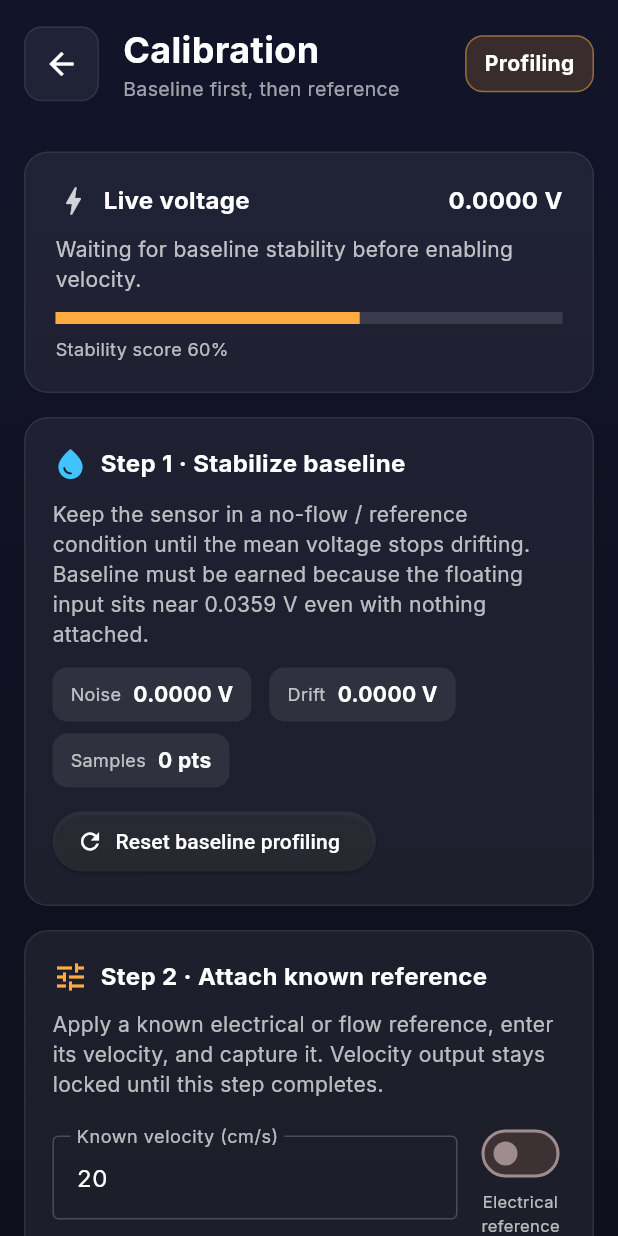
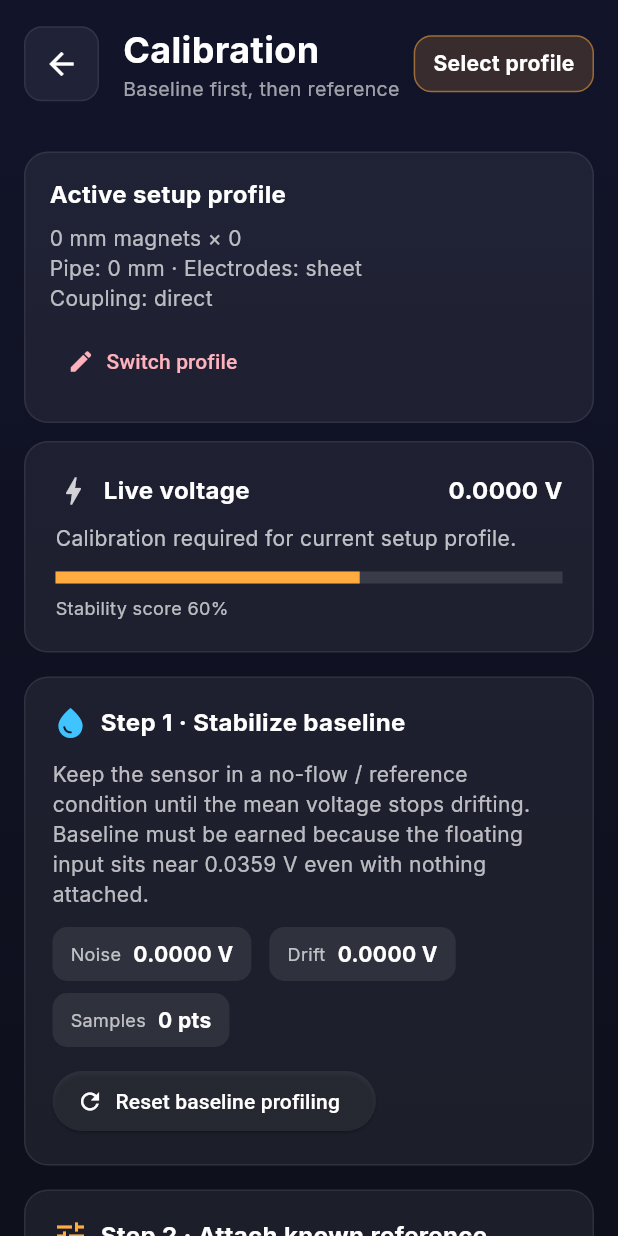
Before and after one commit to AADaoud/flowrate-app, a Flutter app: the CalibrationScreen screen opened directly with empty values, on a phone screen of 412 x 824 dp. Run offline on Flutter 3.47's test engine with Material 3 defaults, Android fonts, the phone set to English and light mode, and no system bars; our stand-ins replace fl_chart, permission_handler, rive; missing offline and left inert: flutter_reactive_ble; accounts and stored records are empty.

Commit message:
Gate calibration per setup profile

```diff
--- /dev/null
+++ b/flowrate_app/lib/models/setup_profile.dart
@@ -0,0 +1,26 @@
+class SetupProfile {
+  SetupProfile({
+    required this.id,
+    required this.magnetCount,
+    required this.magnetSizeMm,
+    required this.pipeDiameterMm,
+    required this.electrodeType,
+    required this.couplingMode,
+    this.notes = '',
+  });
+
+  final String id;
+  final int magnetCount;
+  final double magnetSizeMm;
+  final double pipeDiameterMm;
+  final ElectrodeType electrodeType;
+  final CouplingMode couplingMode;
+  final String notes;
+
+  String get label =>
+      '${magnetSizeMm.toStringAsFixed(0)} mm × $magnetCount · ${pipeDiameterMm.toStringAsFixed(0)} mm pipe';
+}
+
+enum ElectrodeType { sheet, pin }
+
+enum CouplingMode { direct, capacitive }
--- a/flowrate_app/lib/screens/calibration_screen.dart
+++ b/flowrate_app/lib/screens/calibration_screen.dart
@@ -1,7 +1,9 @@
 import 'package:flutter/material.dart';
 
+import '../models/setup_profile.dart';
 import '../services/calibration_service.dart';
 import '../services/flow_controller.dart';
+import 'setup_profile_screen.dart';
 
 class CalibrationScreen extends StatefulWidget {
   const CalibrationScreen({super.key, required this.controller});
@@ -40,6 +42,8 @@ class _CalibrationScreenState extends State<CalibrationScreen> {
     final calibration = widget.controller.calibrationStatus;
     final latest = widget.controller.latest;
     final rawVoltage = latest?.rawVoltage ?? 0;
+    final hasProfile = widget.controller.activeProfile != null;
+    final profile = widget.controller.activeProfile;
 
     return Scaffold(
       body: Container(
@@ -101,11 +105,13 @@ class _CalibrationScreenState extends State<CalibrationScreen> {
                     child: Column(
                       crossAxisAlignment: CrossAxisAlignment.stretch,
                       children: [
-                        _liveCard(calibration, rawVoltage),
+                        _profileBanner(profile),
+                        const SizedBox(height: 12),
+                        _liveCard(calibration, rawVoltage, hasProfile),
                         const SizedBox(height: 16),
-                        _baselineCard(calibration),
+                        _baselineCard(calibration, hasProfile),
                         const SizedBox(height: 16),
-                        _referenceCard(calibration),
+                        _referenceCard(calibration, hasProfile),
                         const SizedBox(height: 16),
                         _confidenceCard(calibration),
                         const SizedBox(height: 16),
@@ -122,7 +128,86 @@ class _CalibrationScreenState extends State<CalibrationScreen> {
     );
   }
 
-  Widget _liveCard(CalibrationStatus calibration, double rawVoltage) {
+  Widget _profileBanner(SetupProfile? profile) {
+    if (profile == null) {
+      return Container(
+        padding: const EdgeInsets.all(16),
+        decoration: _cardDecoration(),
+        child: Column(
+          crossAxisAlignment: CrossAxisAlignment.start,
+          children: [
+            const Text(
+              'Profile required',
+              style: TextStyle(
+                color: Colors.white,
+                fontSize: 16,
+                fontWeight: FontWeight.w700,
+              ),
+            ),
+            const SizedBox(height: 8),
+            const Text(
+              'Select or create a setup profile (magnets, pipe, electrodes, coupling) before calibration.',
+              style: TextStyle(color: Colors.white70),
+            ),
+            const SizedBox(height: 12),
+            OutlinedButton.icon(
+              onPressed: () {
+                Navigator.push(
+                  context,
+                  MaterialPageRoute(
+                    builder: (_) =>
+                        SetupProfileScreen(controller: widget.controller),
+                  ),
+                );
+              },
+              icon: const Icon(Icons.settings_input_component),
+              label: const Text('Manage setup profiles'),
+            ),
+          ],
+        ),
+      );
+    }
+
+    return Container(
+      padding: const EdgeInsets.all(16),
+      decoration: _cardDecoration(),
+      child: Column(
+        crossAxisAlignment: CrossAxisAlignment.start,
+        children: [
+          const Text(
+            'Active setup profile',
+            style: TextStyle(
+              color: Colors.white,
+              fontSize: 16,
+              fontWeight: FontWeight.w700,
+            ),
+          ),
+          const SizedBox(height: 8),
+          Text(
+            '${profile.magnetSizeMm.toStringAsFixed(0)} mm magnets × ${profile.magnetCount}\nPipe: ${profile.pipeDiameterMm.toStringAsFixed(0)} mm · Electrodes: ${profile.electrodeType.name}\nCoupling: ${profile.couplingMode.name}${profile.notes.isNotEmpty ? "\nNotes: ${profile.notes}" : ""}',
+            style: const TextStyle(color: Colors.white70, height: 1.4),
+          ),
+          const SizedBox(height: 8),
+          TextButton.icon(
+            onPressed: () {
+              Navigator.push(
+                context,
+                MaterialPageRoute(
+                  builder: (_) =>
+                      SetupProfileScreen(controller: widget.controller),
+                ),
+              );
+            },
+            icon: const Icon(Icons.edit),
+            label: const Text('Switch profile'),
+          ),
+        ],
+      ),
+    );
+  }
+
+  Widget _liveCard(
+      CalibrationStatus calibration, double rawVoltage, bool hasProfile) {
     return Container(
       padding: const EdgeInsets.all(20),
       decoration: _cardDecoration(),
@@ -154,21 +239,27 @@ class _CalibrationScreenState extends State<CalibrationScreen> {
           ),
           const SizedBox(height: 10),
           Text(
-            calibration.message ??
-                'Waiting for baseline stability before enabling velocity.',
+            hasProfile
+                ? (calibration.message ??
+                    'Waiting for baseline stability before enabling velocity.')
+                : 'Select a setup profile before profiling baseline.',
             style: TextStyle(
               color: Colors.white.withOpacity(0.72),
             ),
           ),
           const SizedBox(height: 12),
           LinearProgressIndicator(
-            value: calibration.phase == CalibrationPhase.calibrated
+            value: !hasProfile
+                ? 0
+                : calibration.phase == CalibrationPhase.calibrated
                     ? 1
                     : calibration.stabilityScore.clamp(0, 1),
             minHeight: 8,
             backgroundColor: Colors.white12,
             valueColor: AlwaysStoppedAnimation(
-              calibration.phase == CalibrationPhase.calibrated
+              !hasProfile
+                  ? Colors.orangeAccent
+                  : calibration.phase == CalibrationPhase.calibrated
                       ? Colors.tealAccent
                       : Colors.orangeAccent,
             ),
@@ -186,7 +277,7 @@ class _CalibrationScreenState extends State<CalibrationScreen> {
     );
   }
 
-  Widget _baselineCard(CalibrationStatus calibration) {
+  Widget _baselineCard(CalibrationStatus calibration, bool hasProfile) {
     return Container(
       padding: const EdgeInsets.all(18),
       decoration: _cardDecoration(),
@@ -236,9 +327,11 @@ class _CalibrationScreenState extends State<CalibrationScreen> {
           ),
           const SizedBox(height: 12),
           ElevatedButton.icon(
-            onPressed: () {
+            onPressed: hasProfile
+                ? () {
                     widget.controller.resetCalibration();
-            },
+                  }
+                : null,
             style: ElevatedButton.styleFrom(
               backgroundColor: Colors.white.withOpacity(0.08),
               foregroundColor: Colors.white,
@@ -251,7 +344,7 @@ class _CalibrationScreenState extends State<CalibrationScreen> {
     );
   }
 
-  Widget _referenceCard(CalibrationStatus calibration) {
+  Widget _referenceCard(CalibrationStatus calibration, bool hasProfile) {
     final waiting = calibration.phase == CalibrationPhase.waitingForReference ||
         calibration.phase == CalibrationPhase.unstable;
 
@@ -338,7 +431,7 @@ class _CalibrationScreenState extends State<CalibrationScreen> {
           ),
           const SizedBox(height: 12),
           ElevatedButton.icon(
-            onPressed: waiting
+            onPressed: hasProfile && waiting
                 ? () {
                     final ok = widget.controller.captureReference(
                       _referenceVelocity,
@@ -374,7 +467,9 @@ class _CalibrationScreenState extends State<CalibrationScreen> {
             )
           else
             Text(
-              'Tip: toggle the switch if you are injecting a known electrical bias instead of fluid flow.',
+              hasProfile
+                  ? 'Tip: toggle the switch if you are injecting a known electrical bias instead of fluid flow.'
+                  : 'Select a setup profile before capturing a reference.',
               style: TextStyle(color: Colors.white.withOpacity(0.65)),
             ),
         ],
@@ -383,7 +478,8 @@ class _CalibrationScreenState extends State<CalibrationScreen> {
   }
 
   Widget _confidenceCard(CalibrationStatus calibration) {
-    final isStable = calibration.phase == CalibrationPhase.calibrated;
+    final isOperational = calibration.isOperational;
+    final reduced = calibration.phase == CalibrationPhase.unstable;
     return Container(
       padding: const EdgeInsets.all(18),
       decoration: _cardDecoration(),
@@ -394,7 +490,8 @@ class _CalibrationScreenState extends State<CalibrationScreen> {
             children: [
               Icon(
                 Icons.shield,
-                color: isStable ? Colors.tealAccent : Colors.orangeAccent,
+                color:
+                    isOperational ? Colors.tealAccent : Colors.orangeAccent,
               ),
               const SizedBox(width: 8),
               Text(
@@ -406,10 +503,15 @@ class _CalibrationScreenState extends State<CalibrationScreen> {
                 ),
               ),
               const Spacer(),
-              if (!isStable)
+              if (!isOperational)
                 const Text(
-                  'Velocity hidden',
+                  'Velocity locked for this profile',
                   style: TextStyle(color: Colors.orangeAccent),
+                )
+              else if (reduced)
+                const Text(
+                  'Reduced confidence for current setup',
+                  style: TextStyle(color: Colors.amberAccent),
                 )
               else
                 const Text(
@@ -420,7 +522,7 @@ class _CalibrationScreenState extends State<CalibrationScreen> {
           ),
           const SizedBox(height: 12),
           Text(
-            'Velocity output appears only after baseline stabilizes and a reference is captured. If drift or noise spike, the app will lock velocity until you recalibrate.',
+            'Velocity output appears only after a profile-specific baseline stabilizes and a reference is captured. If drift or noise spikes, confidence drops and you may choose to recalibrate.',
             style: TextStyle(
               color: Colors.white.withOpacity(0.7),
               height: 1.4,
@@ -521,6 +623,10 @@ class _StatusPill extends StatelessWidget {
   Widget build(BuildContext context) {
     Color color;
     String text;
+    if (calibration.profileId.isEmpty) {
+      color = Colors.orangeAccent;
+      text = 'Select profile';
+    } else {
       switch (calibration.phase) {
         case CalibrationPhase.uncalibrated:
         case CalibrationPhase.profiling:
@@ -540,6 +646,7 @@ class _StatusPill extends StatelessWidget {
           text = 'Unstable';
           break;
       }
+    }
 
     return Container(
       padding: const EdgeInsets.symmetric(horizontal: 12, vertical: 8),
--- a/flowrate_app/lib/screens/home_screen.dart
+++ b/flowrate_app/lib/screens/home_screen.dart
@@ -17,6 +17,7 @@ import '../widgets/velocity_card.dart';
 import 'calibration_screen.dart';
 import 'device_info_screen.dart';
 import 'history_screen.dart';
+import 'setup_profile_screen.dart';
 import 'settings_screen.dart';
 
 class HomeScreen extends StatefulWidget {
@@ -189,6 +190,15 @@ class _HomeScreenState extends State<HomeScreen> {
     });
   }
 
+  void _openSetupProfiles() {
+    Navigator.push(
+      context,
+      MaterialPageRoute(
+        builder: (_) => SetupProfileScreen(controller: _controller),
+      ),
+    );
+  }
+
   List<double> _sparkline() {
     if (_controller.history.isEmpty) return [];
     final history = _controller.history;
@@ -205,14 +215,17 @@ class _HomeScreenState extends State<HomeScreen> {
     final reading = _controller.latest;
     final calibration = _controller.calibrationStatus;
     final velocity = _controller.calibratedVelocity;
-    final isCalibrated = calibration.isOperational;
+    final isCalibrated = _controller.calibrationMatchesProfile;
     final rawVoltage = reading?.rawVoltage ?? 0;
     final battery = reading?.battery;
     final status = _controller.status;
-    final statusText = calibration.message ??
-        (calibration.phase == CalibrationPhase.calibrated
-            ? 'Calibrated profile active'
-            : 'Waiting for stable baseline…');
+    final profileLabel = _controller.activeProfile?.label ?? 'None';
+    final statusText = !_controller.hasProfile
+        ? 'Select setup profile first'
+        : (!isCalibrated
+            ? 'Calibration required for current setup profile'
+            : (calibration.message ??
+                'Calibrated profile active for this setup'));
 
     return Scaffold(
       body: SafeArea(
@@ -309,6 +322,11 @@ class _HomeScreenState extends State<HomeScreen> {
                         runSpacing: 12,
                         children: [
                           _chipAction(
+                            icon: Icons.settings_input_component,
+                            label: 'Setup profile',
+                            onTap: _openSetupProfiles,
+                          ),
+                          _chipAction(
                             icon: Icons.refresh,
                             label: 'Rescan',
                             onTap: () => _controller.ble.reset(),
@@ -375,6 +393,7 @@ class _HomeScreenState extends State<HomeScreen> {
                       velocity: velocity,
                       rawVoltage: rawVoltage,
                       calibrated: isCalibrated,
+                      profileLabel: profileLabel,
                       battery: battery,
                       rssi: _controller.ble.lastRssi,
                       lastStatus: status.toString(),
--- a/flowrate_app/lib/services/calibration_service.dart
+++ b/flowrate_app/lib/services/calibration_service.dart
@@ -10,6 +10,7 @@ enum CalibrationPhase {
 
 class CalibrationStatus {
   CalibrationStatus({
+    required this.profileId,
     required this.phase,
     required this.sampleCount,
     required this.noise,
@@ -24,6 +25,7 @@ class CalibrationStatus {
     this.message,
   });
 
+  final String profileId;
   final CalibrationPhase phase;
   final int sampleCount;
   final double? baseline;
@@ -40,7 +42,10 @@ class CalibrationStatus {
   bool get hasBaseline => baseline != null;
   bool get hasReference =>
       referenceVelocity != null && referenceVoltage != null && slope != null;
-  bool get isOperational => phase == CalibrationPhase.calibrated && hasReference;
+  bool get isOperational =>
+      (phase == CalibrationPhase.calibrated ||
+          phase == CalibrationPhase.unstable) &&
+      hasReference;
 
   double? apply(double rawVoltage) {
     if (!isOperational || baseline == null || slope == null) return null;
@@ -49,6 +54,101 @@ class CalibrationStatus {
 }
 
 class CalibrationService {
+  final Map<String, _CalibrationState> _states = {};
+
+  // Tunable heuristics
+  final int minSamples = 25;
+  final double targetNoise = 0.002; // 2 mV
+  final double targetDrift = 0.0015; // 1.5 mV over the window
+  final Duration window = const Duration(seconds: 35);
+
+  CalibrationStatus statusForProfile(String? profileId) {
+    if (profileId == null) {
+      return CalibrationStatus(
+        profileId: '',
+        phase: CalibrationPhase.uncalibrated,
+        sampleCount: 0,
+        noise: 0,
+        drift: 0,
+        stabilityScore: 0,
+        referenceIsElectrical: false,
+        message: "Select setup profile first",
+      );
+    }
+    return _states[profileId]?.status ?? _CalibrationState(
+      profileId: profileId,
+      targetDrift: targetDrift,
+      targetNoise: targetNoise,
+      window: window,
+      minSamples: minSamples,
+    ).status;
+  }
+
+  void addSample(String? profileId, double rawVoltage) {
+    if (profileId == null) return;
+    final state = _states.putIfAbsent(
+      profileId,
+      () => _CalibrationState(
+        profileId: profileId,
+        targetNoise: targetNoise,
+        targetDrift: targetDrift,
+        window: window,
+        minSamples: minSamples,
+      ),
+    );
+    state.addSample(rawVoltage);
+  }
+
+  bool captureReference(String? profileId, double knownVelocity,
+      {bool electricalReference = false}) {
+    if (profileId == null) return false;
+    final state = _states.putIfAbsent(
+      profileId,
+      () => _CalibrationState(
+        profileId: profileId,
+        targetNoise: targetNoise,
+        targetDrift: targetDrift,
+        window: window,
+        minSamples: minSamples,
+      ),
+    );
+    return state.captureReference(knownVelocity,
+        electricalReference: electricalReference);
+  }
+
+  double? apply(String? profileId, double rawVoltage) {
+    if (profileId == null) return null;
+    final state = _states[profileId];
+    return state?.apply(rawVoltage);
+  }
+
+  void resetProfile(String? profileId) {
+    if (profileId == null) return;
+    _states[profileId] = _CalibrationState(
+      profileId: profileId,
+      targetNoise: targetNoise,
+      targetDrift: targetDrift,
+      window: window,
+      minSamples: minSamples,
+    );
+  }
+}
+
+class _CalibrationState {
+  _CalibrationState({
+    required this.profileId,
+    required this.targetNoise,
+    required this.targetDrift,
+    required this.window,
+    required this.minSamples,
+  });
+
+  final String profileId;
+  final double targetNoise;
+  final double targetDrift;
+  final Duration window;
+  final int minSamples;
+
   final List<_Sample> _samples = [];
 
   CalibrationPhase _phase = CalibrationPhase.uncalibrated;
@@ -57,16 +157,11 @@ class CalibrationService {
   double? _intercept = 0;
   double? _referenceVelocity;
   double? _referenceVoltage;
-  String? _message;
+  String? _message = "Calibration required for current setup profile.";
   bool _referenceIsElectrical = false;
 
-  // Tunable heuristics
-  final int minSamples = 25;
-  final double targetNoise = 0.002; // 2 mV
-  final double targetDrift = 0.0015; // 1.5 mV over the window
-  final Duration window = const Duration(seconds: 35);
-
   CalibrationStatus get status => CalibrationStatus(
+        profileId: profileId,
         phase: _phase,
         sampleCount: _samples.length,
         baseline: _baseline,
@@ -96,8 +191,7 @@ class CalibrationService {
 
   double get _mean {
     if (_samples.isEmpty) return 0;
-    final total =
-        _samples.fold<double>(0, (sum, s) => sum + s.value);
+    final total = _samples.fold<double>(0, (sum, s) => sum + s.value);
     return total / _samples.length;
   }
 
@@ -112,27 +206,20 @@ class CalibrationService {
     final now = DateTime.now();
     _samples.add(_Sample(rawVoltage, now));
 
-    // trim window
     while (_samples.isNotEmpty &&
         now.difference(_samples.first.time) > window) {
       _samples.removeAt(0);
     }
 
-    if (_phase == CalibrationPhase.calibrated) {
+    if (_phase == CalibrationPhase.calibrated ||
+        _phase == CalibrationPhase.unstable) {
       _monitorPostCalibration();
-      return;
-    }
-
-    if (_phase == CalibrationPhase.waitingForReference &&
-        _samples.length >= minSamples * 2) {
-      // Refresh baseline gently if drifted but keep phase.
-      _baseline = _mean;
       return;
     }
 
     _phase = CalibrationPhase.profiling;
     if (_samples.length < minSamples) {
-      _message = "Collecting baseline samples…";
+      _message = "Collecting baseline samples for this setup profile…";
       return;
     }
 
@@ -144,14 +231,15 @@ class CalibrationService {
       _message =
           "Baseline locked at ${_baseline!.toStringAsFixed(4)} V. Attach reference or hold known flow.";
     } else {
-      _message = "Waiting for stability (noise ${_noise.toStringAsFixed(4)} V, drift ${_drift.toStringAsFixed(4)} V)";
+      _message =
+          "Waiting for stability (noise ${_noise.toStringAsFixed(4)} V, drift ${_drift.toStringAsFixed(4)} V)";
     }
   }
 
   bool captureReference(double knownVelocity,
       {bool electricalReference = false}) {
     if (_baseline == null) {
-      _message = "Baseline not locked yet.";
+      _message = "Baseline not locked yet for this setup profile.";
       return false;
     }
     final referenceVoltage = _recentMean();
@@ -172,18 +260,6 @@ class CalibrationService {
     return true;
   }
 
-  void reset() {
-    _samples.clear();
-    _baseline = null;
-    _slope = null;
-    _intercept = 0;
-    _referenceVelocity = null;
-    _referenceVoltage = null;
-    _referenceIsElectrical = false;
-    _phase = CalibrationPhase.uncalibrated;
-    _message = "Calibration reset. Waiting for baseline.";
-  }
-
   void _monitorPostCalibration() {
     if (_baseline == null) return;
     final current = _recentMean();
@@ -191,7 +267,7 @@ class CalibrationService {
     if (driftFromBaseline > targetDrift * 4 || _noise > targetNoise * 4) {
       _phase = CalibrationPhase.unstable;
       _message =
-          "Baseline drifted (${driftFromBaseline.toStringAsFixed(4)} V). Recalibration required.";
+          "Reduced confidence for current setup (drift ${driftFromBaseline.toStringAsFixed(4)} V).";
     }
   }
 
@@ -202,6 +278,8 @@ class CalibrationService {
     final sum = slice.fold<double>(0, (s, v) => s + v.value);
     return sum / slice.length;
   }
+
+  double? apply(double rawVoltage) => status.apply(rawVoltage);
 }
 
 class _Sample {
--- a/flowrate_app/lib/services/flow_controller.dart
+++ b/flowrate_app/lib/services/flow_controller.dart
@@ -3,6 +3,7 @@ import 'package:flutter/foundation.dart';
 
 import '../models/app_ble_status.dart';
 import '../models/flow_reading.dart';
+import '../models/setup_profile.dart';
 import '../models/velocity_sample.dart';
 import 'ble_service.dart';
 import 'calibration_service.dart';
@@ -19,7 +20,7 @@ class FlowController extends ChangeNotifier {
       latest = reading;
       _lastReadingReceived = DateTime.now();
 
-      _calibration.addSample(reading.rawVoltage);
+      _calibration.addSample(activeProfile?.id, reading.rawVoltage);
       _updateVelocityHistory();
 
       notifyListeners();
@@ -34,6 +35,8 @@ class FlowController extends ChangeNotifier {
       AppBleStatus(AppBleStage.idle, 'Waiting to start BLE');
   FlowReading? latest;
   double? _calibratedVelocity;
+  SetupProfile? activeProfile;
+  final List<SetupProfile> profiles = [];
 
   bool loggingEnabled = true;
   bool devMode = false;
@@ -50,14 +53,20 @@ class FlowController extends ChangeNotifier {
   StreamSubscription<AppBleStatus>? _statusSub;
   StreamSubscription<FlowReading>? _readingSub;
 
-  CalibrationStatus get calibrationStatus => _calibration.status;
+  CalibrationStatus get calibrationStatus =>
+      _calibration.statusForProfile(activeProfile?.id);
   double? get calibratedVelocity => _calibratedVelocity;
+  bool get hasProfile => activeProfile != null;
+  bool get calibrationMatchesProfile =>
+      hasProfile &&
+      calibrationStatus.profileId == activeProfile!.id &&
+      calibrationStatus.isOperational;
 
   void _updateVelocityHistory() {
     final sample = latest;
     if (sample == null) return;
 
-    final velocity = _calibration.status.apply(sample.rawVoltage);
+    final velocity = _calibration.apply(activeProfile?.id, sample.rawVoltage);
     _calibratedVelocity = velocity;
 
     if (loggingEnabled) {
@@ -95,21 +104,40 @@ class FlowController extends ChangeNotifier {
   }
 
   void resetCalibration() {
-    _calibration.reset();
+    _calibration.resetProfile(activeProfile?.id);
     _calibratedVelocity = null;
     notifyListeners();
   }
 
   bool captureReference(double knownVelocity,
       {bool electricalReference = false}) {
-    final success = _calibration.captureReference(knownVelocity,
-        electricalReference: electricalReference);
+    final success = _calibration.captureReference(
+      activeProfile?.id,
+      knownVelocity,
+      electricalReference: electricalReference,
+    );
     if (success && latest != null) {
       _calibratedVelocity =
-          _calibration.status.apply(latest!.rawVoltage);
+          _calibration.apply(activeProfile?.id, latest!.rawVoltage);
     }
     notifyListeners();
     return success;
+  }
+
+  void addProfile(SetupProfile profile) {
+    profiles.add(profile);
+    activeProfile = profile;
+    _calibratedVelocity = null;
+    _calibration.resetProfile(profile.id);
+    notifyListeners();
+  }
+
+  void selectProfile(String profileId) {
+    final found = profiles.where((p) => p.id == profileId);
+    if (found.isEmpty) return;
+    activeProfile = found.first;
+    _calibratedVelocity = null;
+    notifyListeners();
   }
 
   @override
--- a/flowrate_app/lib/widgets/debug_overlay.dart
+++ b/flowrate_app/lib/widgets/debug_overlay.dart
@@ -6,6 +6,7 @@ class DebugOverlay extends StatelessWidget {
   final double rawVoltage;
   final double? velocity;
   final bool calibrated;
+  final String profileLabel;
   final int? battery;
   final int? rssi;
   final String lastStatus;
@@ -18,6 +19,7 @@ class DebugOverlay extends StatelessWidget {
     required this.rawVoltage,
     required this.velocity,
     required this.calibrated,
+    required this.profileLabel,
     required this.battery,
     required this.rssi,
     required this.lastStatus,
@@ -56,6 +58,7 @@ class DebugOverlay extends StatelessWidget {
                 Text(
                     'Velocity: ${calibrated && velocity != null ? velocity!.toStringAsFixed(2) : "LOCKED"}'),
                 Text('Raw: ${rawVoltage.toStringAsFixed(4)} V'),
+                Text('Profile: $profileLabel'),
                 Text('Battery: ${battery ?? 0}%'),
                 Text('RSSI: ${rssi ?? 0} dBm'),
                 Text('Status: $lastStatus'),
```
Also changed, not shown: flowrate_app/lib/screens/setup_profile_screen.dart (added, +256 -0 lines), 1 other file. Lines whose indentation alone changed are shown as unchanged.
